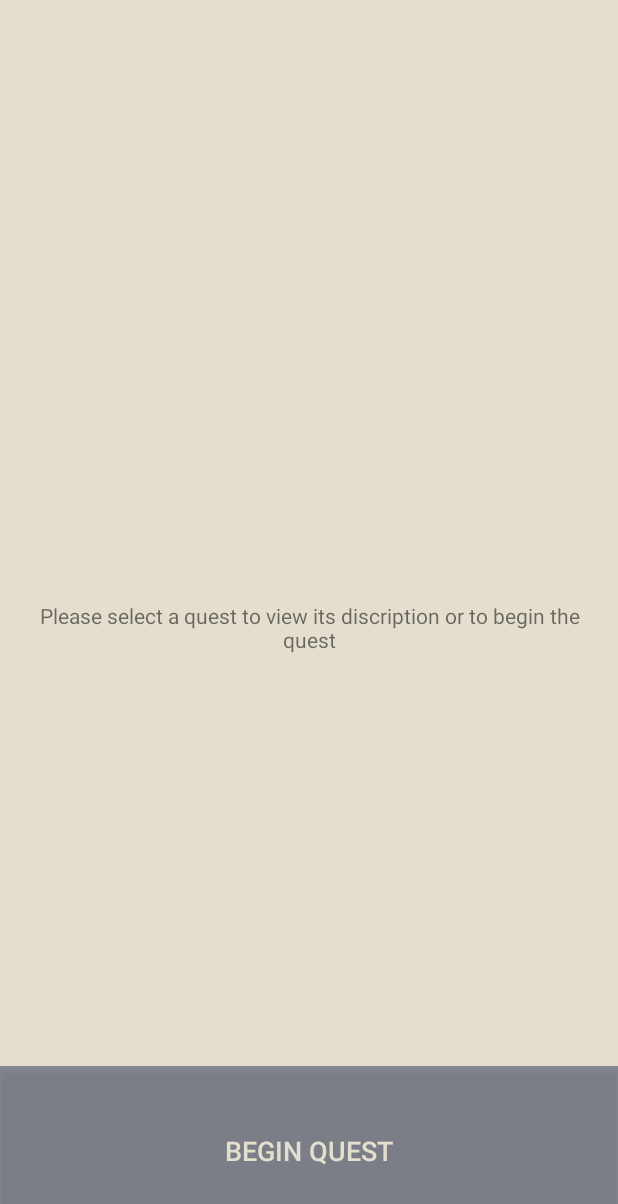
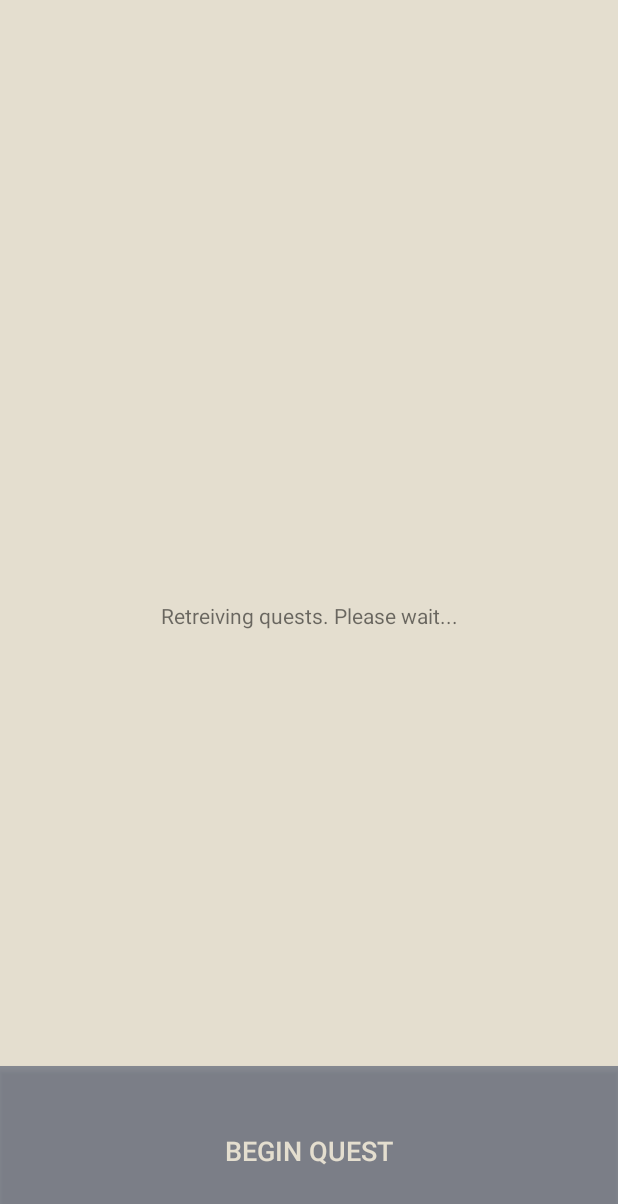
Before and after one commit to Sesquicentennial/Android, an Android app: the layout fragment_quest.xml on its own in the app's theme, with its tools: preview values and no code run, on a phone screen of 412 x 824 dp. Shown: the top 1204 px of the screen. Run offline under Robolectric (Android 15) with nearby library versions, the phone set to English and light mode, and no system bars.

Commit message:
added error messages for no network to events and quests fragments

```diff
--- a/app/src/main/res/layout/fragment_quest.xml
+++ b/app/src/main/res/layout/fragment_quest.xml
@@ -37,14 +37,29 @@
             android:layout_weight="5"
             android:layout_height="0dp">
 
+            <LinearLayout
+                android:layout_width="match_parent"
+                android:orientation="vertical"
+                android:layout_height="fill_parent">
+
                 <TextView
                     android:id="@+id/txt_quest_description"
                     android:layout_gravity="center_horizontal"
                     android:padding="16dp"
                     android:gravity="center_horizontal"
                     android:layout_width="match_parent"
-            android:text="Please select a quest to view its discription or to begin the quest"
+                    android:text="Retreiving quests. Please wait..."
                     android:layout_height="wrap_content" />
+
+                <Button
+                    android:id="@+id/btn_try_again"
+                    android:layout_gravity="center_horizontal"
+                    android:text="Try Again"
+                    android:visibility="gone"
+                    android:layout_width="wrap_content"
+                    android:layout_height="wrap_content" />
+
+            </LinearLayout>
 
         </ScrollView>
 
```
Also changed, not shown: app/src/main/java/carleton150/edu/carleton/carleton150/MainFragments/EventsFragment.java (+27 -1 lines), app/src/main/java/carleton150/edu/carleton/carleton150/MainFragments/QuestFragment.java (+24 -23 lines), app/src/main/res/layout/fragment_events.xml (+24 -0 lines). Lines whose indentation alone changed are shown as unchanged.
